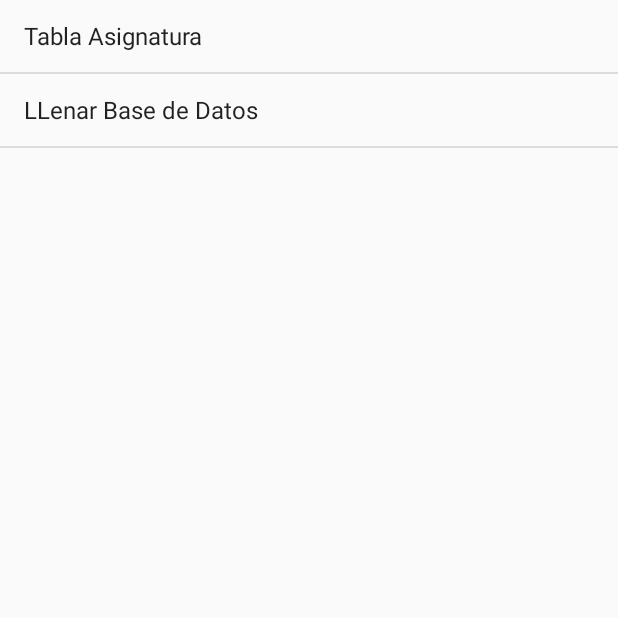
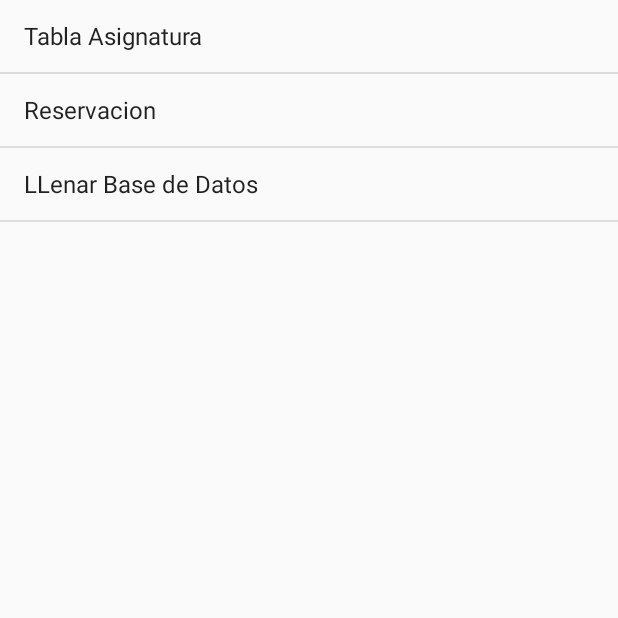
Before and after one commit to ortg06/reservaLab, an Android app: the screen it shows after launch (MainActivity), on a phone screen of 412 x 824 dp, the top half of it. Run offline under Robolectric (Android 15) with nearby library versions, the phone set to English and light mode, and no system bars.

Commit message:
reserva menu

```diff
--- a/app/src/main/java/com/example/oscar/reservalab/MainActivity.java
+++ b/app/src/main/java/com/example/oscar/reservalab/MainActivity.java
@@ -10,8 +10,8 @@ import android.widget.ListView;
 
 public class MainActivity extends ListActivity {
 
-    String[] menu={"Tabla Asignatura", "LLenar Base de Datos"};
-    String[] activities={"AsignaturaMenuActivity"};
+    String[] menu={"Tabla Asignatura", "Reservacion","LLenar Base de Datos"};
+    String[] activities={"AsignaturaMenuActivity","ReservacionMenuActivity"};
 
 
 
```
Also changed, not shown: app/src/main/AndroidManifest.xml (+6 -1 lines), app/src/main/res/values/strings.xml (+22 -2 lines).
